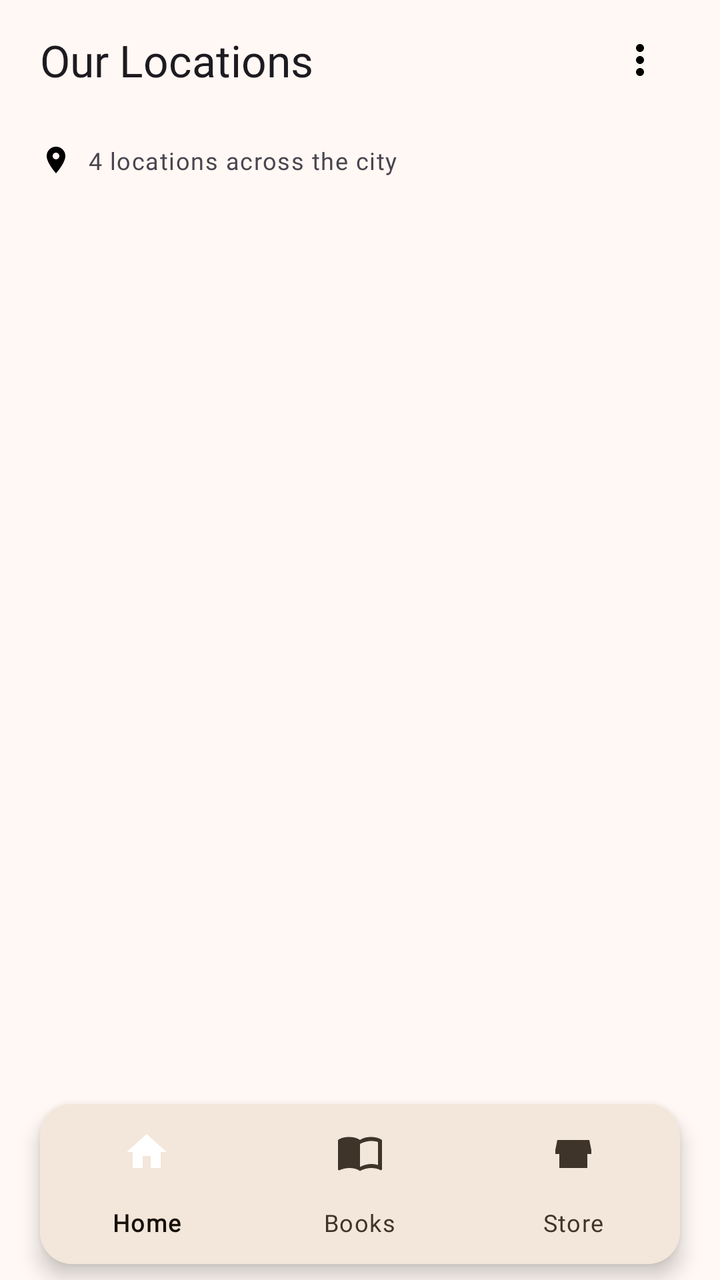
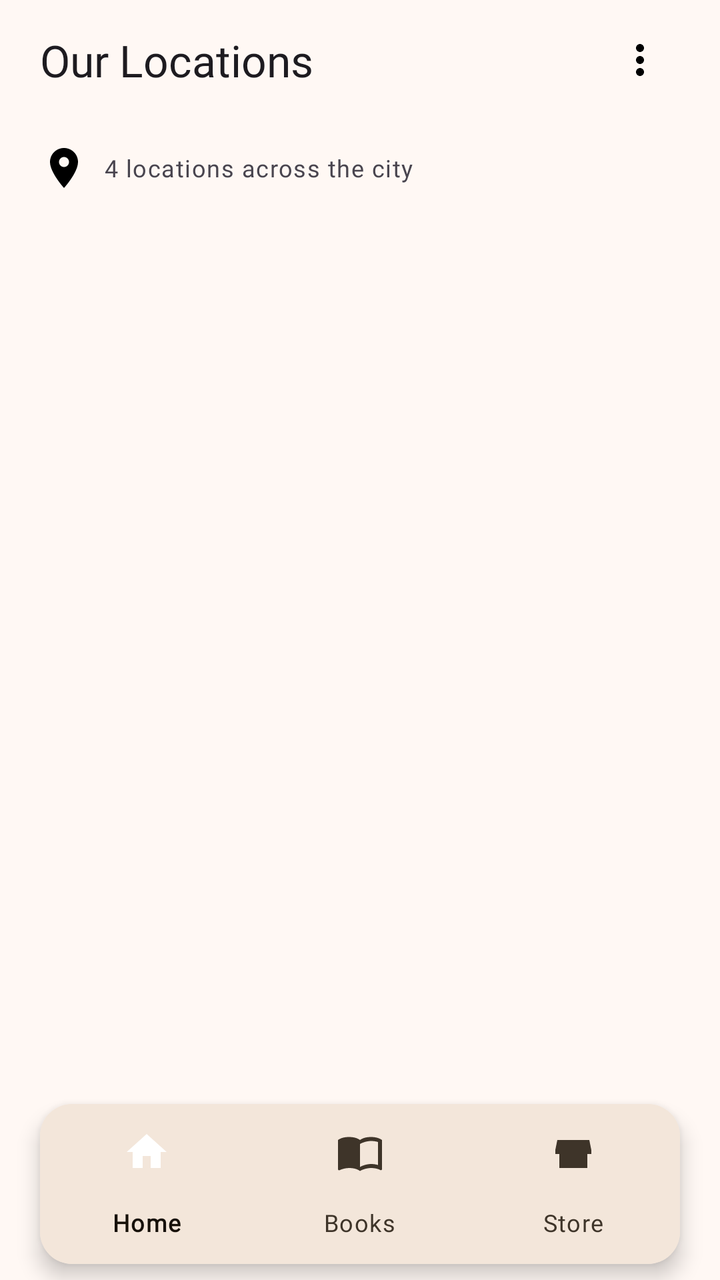

The first picture is an Android layout as it rendered before a commit; the second is the same layout after the commit. The layout source and the unified diff follow.
<!-- AndroidManifest.xml: application theme Theme.DClassicsBooks -->
<!-- res/layout/activity_stores.xml -->
<?xml version="1.0" encoding="utf-8"?>
<androidx.coordinatorlayout.widget.CoordinatorLayout xmlns:android="http://schemas.android.com/apk/res/android"
    xmlns:app="http://schemas.android.com/apk/res-auto"
    android:layout_width="match_parent"
    android:layout_height="match_parent"
    android:fitsSystemWindows="true">

    <com.google.android.material.appbar.AppBarLayout
        android:layout_width="match_parent"
        android:layout_height="wrap_content"
        android:fitsSystemWindows="true"
        app:elevation="@dimen/elevation_level0">

        <androidx.constraintlayout.widget.ConstraintLayout
            android:layout_width="match_parent"
            android:layout_height="60dp"
            android:paddingHorizontal="@dimen/space250">

            <TextView
                android:layout_width="wrap_content"
                android:layout_height="wrap_content"
                android:text="@string/stores_title"
                android:textAppearance="?attr/textAppearanceTitleLarge"
                app:layout_constraintStart_toStartOf="parent"
                app:layout_constraintTop_toTopOf="parent"
                app:layout_constraintBottom_toBottomOf="parent"/>

            <ImageButton
                android:id="@+id/btn_overflow"
                android:layout_width="40dp"
                android:layout_height="40dp"
                android:src="@drawable/ic_more_vert"
                android:background="?attr/selectableItemBackgroundBorderless"
                android:contentDescription="Menu"
                app:layout_constraintEnd_toEndOf="parent"
                app:layout_constraintTop_toTopOf="parent"
                app:layout_constraintBottom_toBottomOf="parent"/>

        </androidx.constraintlayout.widget.ConstraintLayout>

        <LinearLayout
            android:layout_width="match_parent"
            android:layout_height="wrap_content"
            android:orientation="horizontal"
            android:gravity="center_vertical"
            android:paddingHorizontal="@dimen/space250"
            android:paddingVertical="@dimen/space150">

            <ImageView
                android:layout_width="16dp"
                android:layout_height="16dp"
                android:src="@drawable/ic_location_on"
                android:contentDescription="@null"/>

            <TextView
                android:layout_width="wrap_content"
                android:layout_height="wrap_content"
                android:text="@string/locations_count"
                android:textAppearance="?attr/textAppearanceLabelMedium"
                android:layout_marginStart="@dimen/space100"/>

        </LinearLayout>

        <View
            android:layout_width="match_parent"
            android:layout_height="1dp"/>

    </com.google.android.material.appbar.AppBarLayout>

    <androidx.recyclerview.widget.RecyclerView
        android:id="@+id/rv_stores"
        android:layout_width="match_parent"
        android:layout_height="match_parent"
        android:paddingHorizontal="@dimen/space250"
        android:paddingTop="@dimen/space200"
        android:paddingBottom="110dp"
        android:clipToPadding="false"
        app:layoutManager="androidx.recyclerview.widget.LinearLayoutManager"
        app:layout_behavior="@string/appbar_scrolling_view_behavior"/>

    
    <com.google.android.material.card.MaterialCardView
        android:layout_width="match_parent"
        android:layout_height="wrap_content"
        android:layout_gravity="bottom"
        android:layout_marginStart="@dimen/space250"
        android:layout_marginEnd="@dimen/space250"
        android:layout_marginBottom="@dimen/space100"
        app:shapeAppearance="@style/ShapeAppearance.Material3.Corner.Large"
        app:cardElevation="@dimen/elevation_level3">

        <com.google.android.material.bottomnavigation.BottomNavigationView
            android:id="@+id/bottom_nav"
            android:layout_width="match_parent"
            android:layout_height="wrap_content"
            app:menu="@menu/bottom_navigation"/>

    </com.google.android.material.card.MaterialCardView>

</androidx.coordinatorlayout.widget.CoordinatorLayout>
<!-- resources referenced by this layout -->
<resources>
  <dimen name="elevation_level0">0dp</dimen>
  <dimen name="elevation_level3">6dp</dimen>
  <dimen name="space100">8dp</dimen>
  <dimen name="space150">12dp</dimen>
  <dimen name="space200">16dp</dimen>
  <dimen name="space250">20dp</dimen>
  <string name="locations_count">4 locations across the city</string>
  <string name="stores_title">Our Locations</string>
  <style name="Theme.DClassicsBooks" parent="Theme.DClassicsBooks.Base" />
  <color name="primary">#4E3000</color>
  <color name="white">#FFFFFF</color>
  <color name="primary_container">#926421</color>
  <color name="secondary">#45331C</color>
  <color name="secondary_container">#80694E</color>
  <color name="accent">#00385F</color>
  <color name="accent_container">#43709D</color>
  <color name="error">#740006</color>
  <color name="error_container">#CF2C27</color>
  <color name="surface">#FFF8F4</color>
  <color name="surface_container_low">#FCEEE2</color>
  <color name="surface_container">#F3E6DA</color>
  <color name="surface_container_high">#E8DBCF</color>
  <color name="outline">#5C5144</color>
  <color name="outline_variant">#776B5E</color>
  <color name="on_surface">#161009</color>
  <color name="on_surface_variant">#3E3429</color>
  <style name="Typography.DisplayLarge" parent="TextAppearance.Material3.DisplayLarge">
          <item name="fontFamily">@font/aleo_semibold</item>
          <item name="android:fontFamily">@font/aleo_semibold</item>
      </style>
  <style name="Typography.DisplayMedium" parent="TextAppearance.Material3.DisplayMedium">
          <item name="fontFamily">@font/aleo_semibold</item>
          <item name="android:fontFamily">@font/aleo_semibold</item>
      </style>
  <style name="Typography.DisplaySmall" parent="TextAppearance.Material3.DisplaySmall">
          <item name="fontFamily">@font/aleo_semibold</item>
          <item name="android:fontFamily">@font/aleo_semibold</item>
      </style>
  <style name="Typography.HeadlineLarge" parent="TextAppearance.Material3.HeadlineLarge">
          <item name="fontFamily">@font/aleo_semibold</item>
          <item name="android:fontFamily">@font/aleo_semibold</item>
      </style>
  <style name="Typography.HeadlineSmall" parent="TextAppearance.Material3.HeadlineSmall">
          <item name="fontFamily">@font/aleo_semibold</item>
          <item name="android:fontFamily">@font/aleo_semibold</item>
      </style>
  <style name="Typography.TitleLarge" parent="TextAppearance.Material3.TitleLarge">
          <item name="fontFamily">@font/aleo_semibold</item>
          <item name="android:fontFamily">@font/aleo_semibold</item>
      </style>
  <style name="Typography.TitleMedium" parent="TextAppearance.Material3.TitleMedium">
          <item name="fontFamily">@font/aleo_semibold</item>
          <item name="android:fontFamily">@font/aleo_semibold</item>
      </style>
  <style name="Typography.TitleSmall" parent="TextAppearance.Material3.TitleSmall">
          <item name="fontFamily">@font/aleo_semibold</item>
          <item name="android:fontFamily">@font/aleo_semibold</item>
      </style>
  <style name="Typography.LabelLarge" parent="TextAppearance.Material3.LabelLarge">
          <item name="fontFamily">@font/inter_medium</item>
          <item name="android:fontFamily">@font/inter_medium</item>
      </style>
  <style name="Typography.LabelMedium" parent="TextAppearance.Material3.LabelMedium">
          <item name="fontFamily">@font/inter_medium</item>
          <item name="android:fontFamily">@font/inter_medium</item>
      </style>
  <style name="Typography.LabelSmall" parent="TextAppearance.Material3.LabelSmall">
          <item name="fontFamily">@font/inter_medium</item>
          <item name="android:fontFamily">@font/inter_medium</item>
      </style>
  <style name="Widget.DClassicsBooks.CardView" parent="Widget.Material3.CardView.Filled">
          <item name="cardBackgroundColor">?attr/colorSurfaceContainerLow</item>
          <item name="strokeWidth">0dp</item>
      </style>
  <!-- unchanged entries left out for length: 7 -->
</resources>

<!-- the commit's change to res/layout/activity_stores.xml (unified diff, before → after) -->
@@ -38,28 +38,16 @@
 
         </androidx.constraintlayout.widget.ConstraintLayout>
 
-        <LinearLayout
+        <TextView
             android:layout_width="match_parent"
             android:layout_height="wrap_content"
-            android:orientation="horizontal"
+            android:text="@string/locations_count"
+            android:textAppearance="?attr/textAppearanceLabelMedium"
+            android:drawableStart="@drawable/ic_location_on"
+            android:drawablePadding="@dimen/space100"
             android:gravity="center_vertical"
             android:paddingHorizontal="@dimen/space250"
-            android:paddingVertical="@dimen/space150">
-
-            <ImageView
-                android:layout_width="16dp"
-                android:layout_height="16dp"
-                android:src="@drawable/ic_location_on"
-                android:contentDescription="@null"/>
-
-            <TextView
-                android:layout_width="wrap_content"
-                android:layout_height="wrap_content"
-                android:text="@string/locations_count"
-                android:textAppearance="?attr/textAppearanceLabelMedium"
-                android:layout_marginStart="@dimen/space100"/>
-
-        </LinearLayout>
+            android:paddingVertical="@dimen/space150"/>
 
         <View
             android:layout_width="match_parent"
